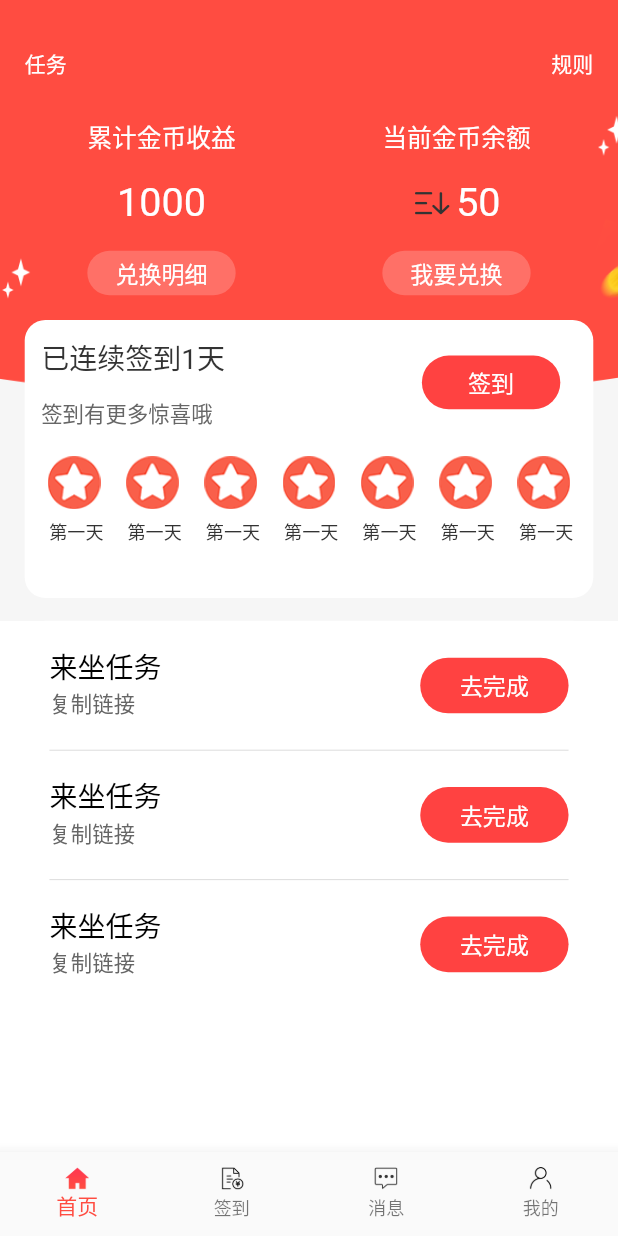
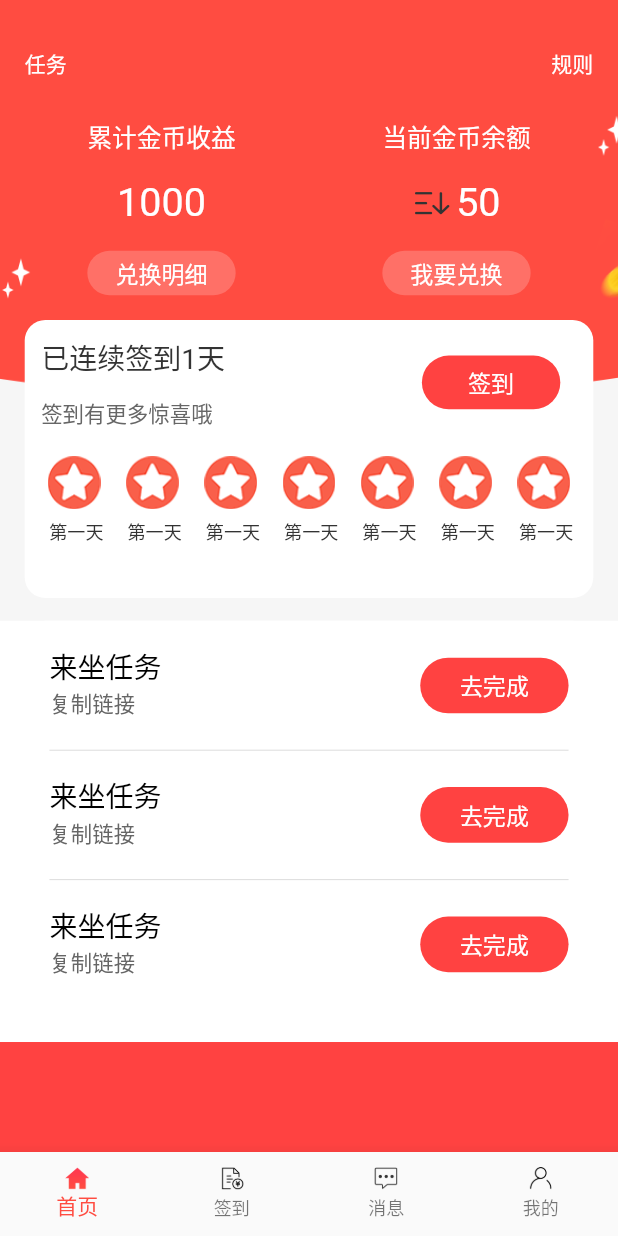
Before and after one commit to coderWangJun/shengguo, a Flutter app: the screen it shows after launch, swiped to page 2, on a phone screen of 412 x 824 dp. Run offline on Flutter 3.47's test engine with Material 2 defaults, Android fonts, the light colour scheme and no system bars; our stand-ins replace dio, flutter_html, flutter_screenutil, flutter_swiper, shared_preferences; missing offline and left inert: flutter_qiyu, fluwx, provide; network calls fail; statements that could not run were skipped.

Commit message:
add: 新增顶部appbar及电池电量条颜色

```diff
--- a/lib/main.dart
+++ b/lib/main.dart
@@ -1,4 +1,7 @@
+import 'dart:io';
+
 import 'package:flutter/material.dart';
+import 'package:flutter/services.dart';
 import './provide/current_index_provide.dart';
 import 'package:provide/provide.dart';
 import './routers/router.dart';
@@ -8,6 +11,15 @@ void main() {
   var providers = Providers();
   providers..provide(Provider<CurrentIndexProvide>.value(currentIndexProvide));
   runApp(ProviderNode(child: MyApp(), providers: providers));
+
+  if (Platform.isAndroid) {
+    // 设置安卓头部导航透明
+    SystemChrome.setSystemUIOverlayStyle(
+      SystemUiOverlayStyle(
+        statusBarColor: Colors.transparent,
+      ),
+    );
+  }
 }
 
 class MyApp extends StatelessWidget {
@@ -27,6 +39,21 @@ class MyApp extends StatelessWidget {
         // 主题
         primaryColor: Color.fromRGBO(255, 76, 65, 1),
         scaffoldBackgroundColor: Color.fromRGBO(255, 255, 255, 1.0),
+        appBarTheme: AppBarTheme(
+          color: Color.fromRGBO(255, 66, 65, 1.0),
+          brightness: Brightness.dark,
+          elevation: 0,
+          iconTheme: IconThemeData(
+            color: Colors.white,
+          ),
+          actionsIconTheme: IconThemeData(
+            color: Colors.white,
+          ),
+          textTheme: Theme.of(context).textTheme.apply(
+                bodyColor: Colors.white,
+                displayColor: Colors.white,
+              ),
+        ),
       ),
       initialRoute: '/', //路由页面，
     );
--- a/lib/pages/home_page.dart
+++ b/lib/pages/home_page.dart
@@ -375,7 +375,8 @@ class _HomePageState extends State<HomePage>
     ScreenAdapter.init(context);
     return Scaffold(
       appBar: AppBar(
-        backgroundColor: Colors.transparent,
+        backgroundColor: Color.fromRGBO(255, 66, 65, 1.0),
+        // backgroundColor: Colors.transparent,
         elevation: 0,
         title: InkWell(
           child: Container(
--- a/lib/pages/task_page.dart
+++ b/lib/pages/task_page.dart
@@ -12,6 +12,7 @@ class _TaskPage extends State<TaskPage> {
   Widget build(BuildContext context) {
     ScreenAdapter.init(context);
     return Scaffold(
+      backgroundColor: Color.fromRGBO(255, 66, 65, 1.0),
       body: ListView(
         children: <Widget>[
           // 头部区域
@@ -489,11 +490,13 @@ class _TaskPage extends State<TaskPage> {
           ),
           // 底部任务区域
           Container(
+            color: Colors.white,
+            child: Container(
               width: ScreenAdapter.width(690),
               margin: EdgeInsets.only(
                 left: ScreenAdapter.width(30),
                 right: ScreenAdapter.width(30),
-              bottom: ScreenAdapter.width(30),
+                bottom: ScreenAdapter.width(40),
               ),
               padding: EdgeInsets.only(
                 left: ScreenAdapter.width(30),
@@ -657,6 +660,7 @@ class _TaskPage extends State<TaskPage> {
                 ],
               ),
             ),
+          ),
         ],
       ),
     );
```
Also changed, not shown: lib/pages/my_page.dart (+30 -11 lines), 2 other files. Lines whose indentation alone changed are shown as unchanged.
